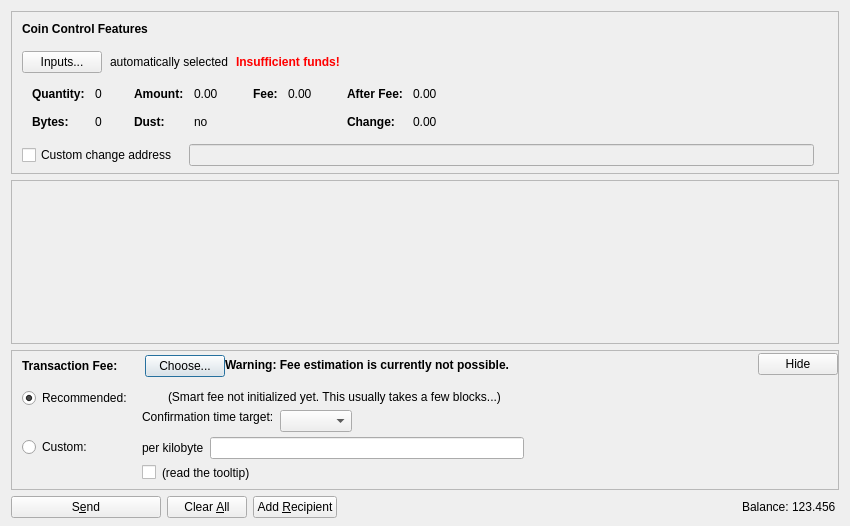
Above: src/qt/forms/sendcoinsdialog.ui from utarn/litecoin before the change. Below: the same form after it.
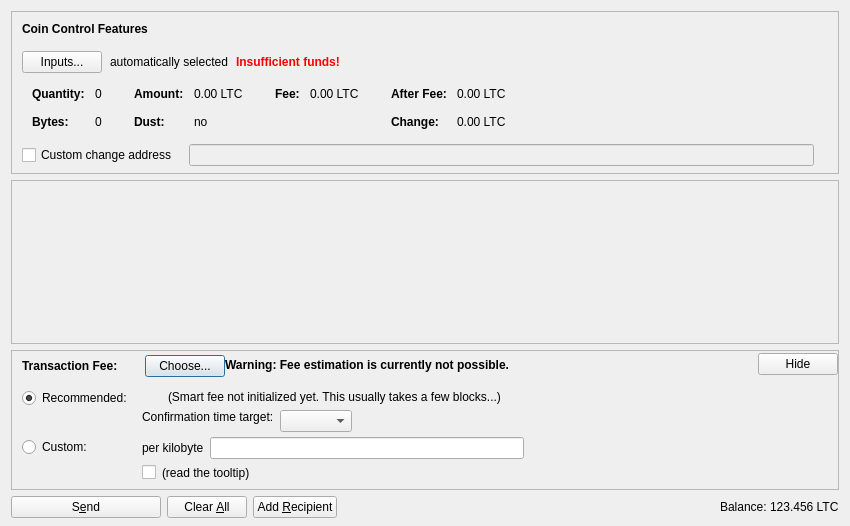
That is the form after the change. Icons and pictures are not drawn. Custom widgets are drawn as their Qt base class.

```diff
--- a/src/qt/forms/sendcoinsdialog.ui
+++ b/src/qt/forms/sendcoinsdialog.ui
@@ -324,7 +324,7 @@
                   <enum>Qt::ActionsContextMenu</enum>
                  </property>
                  <property name="text">
-                  <string notr="true">0.00 </string>
+                  <string notr="true">0.00 LTC</string>
                  </property>
                  <property name="textInteractionFlags">
                   <set>Qt::LinksAccessibleByMouse|Qt::TextSelectableByKeyboard|Qt::TextSelectableByMouse</set>
@@ -404,7 +404,7 @@
                   <enum>Qt::ActionsContextMenu</enum>
                  </property>
                  <property name="text">
-                  <string notr="true">0.00 </string>
+                  <string notr="true">0.00 LTC</string>
                  </property>
                  <property name="textInteractionFlags">
                   <set>Qt::LinksAccessibleByMouse|Qt::TextSelectableByKeyboard|Qt::TextSelectableByMouse</set>
@@ -455,7 +455,7 @@
                   <enum>Qt::ActionsContextMenu</enum>
                  </property>
                  <property name="text">
-                  <string notr="true">0.00 </string>
+                  <string notr="true">0.00 LTC</string>
                  </property>
                  <property name="textInteractionFlags">
                   <set>Qt::LinksAccessibleByMouse|Qt::TextSelectableByKeyboard|Qt::TextSelectableByMouse</set>
@@ -484,7 +484,7 @@
                   <enum>Qt::ActionsContextMenu</enum>
                  </property>
                  <property name="text">
-                  <string notr="true">0.00 </string>
+                  <string notr="true">0.00 LTC</string>
                  </property>
                  <property name="textInteractionFlags">
                   <set>Qt::LinksAccessibleByMouse|Qt::TextSelectableByKeyboard|Qt::TextSelectableByMouse</set>
@@ -1237,7 +1237,7 @@
           <cursorShape>IBeamCursor</cursorShape>
          </property>
          <property name="text">
-          <string notr="true">123.456 </string>
+          <string notr="true">123.456 LTC</string>
          </property>
          <property name="textInteractionFlags">
           <set>Qt::LinksAccessibleByMouse|Qt::TextSelectableByKeyboard|Qt::TextSelectableByMouse</set>
```
Left out of the diff: 4 changed lines with no effect on the pictures.
